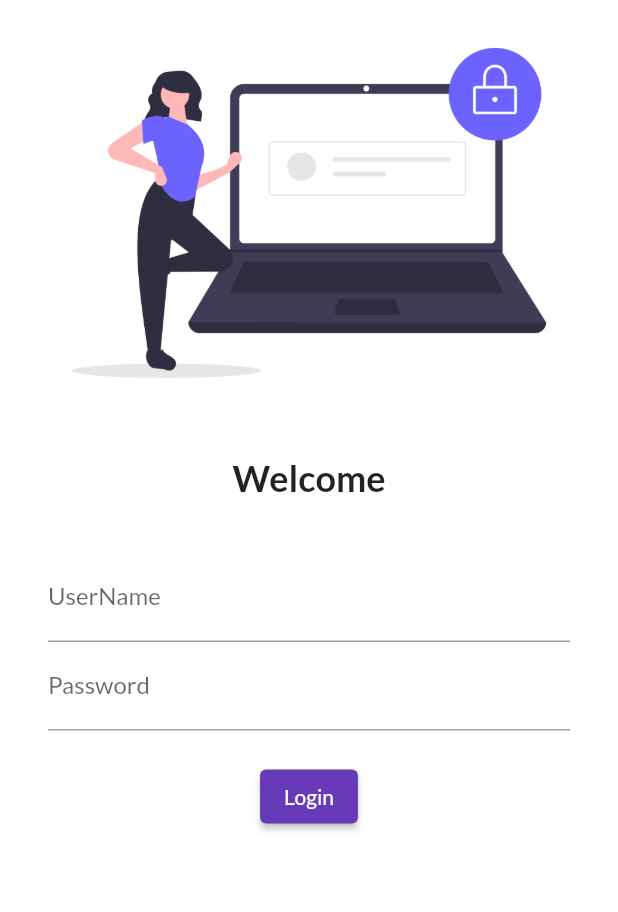
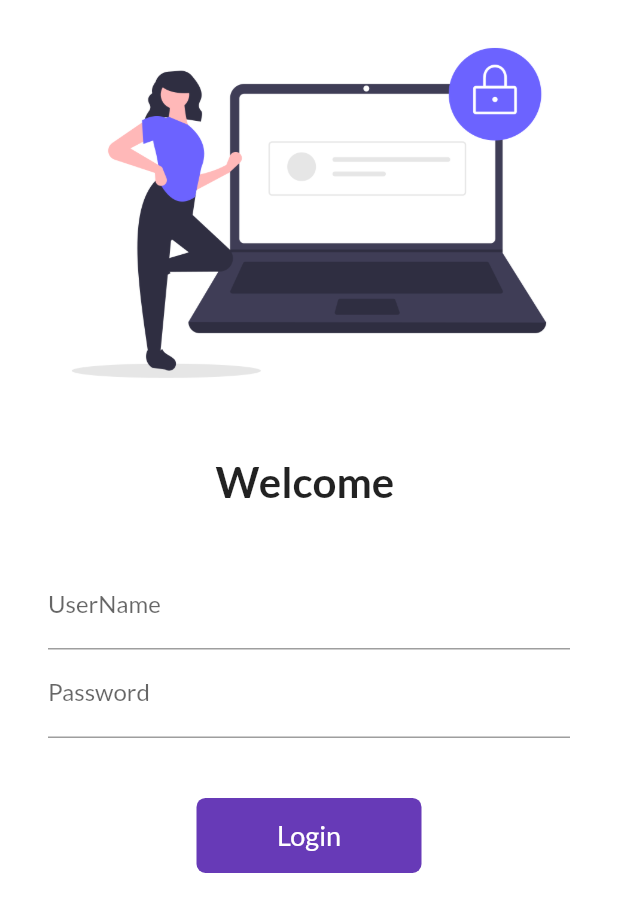
Before and after one commit to shahriar11s/FlutterLearning, a Flutter app: the screen it shows after launch, on a phone screen of 412 x 824 dp. Shown: the top 912 px of the screen. Run offline on Flutter 3.47's test engine with Material 2 defaults, Android fonts, the phone set to English and light mode, and no system bars; our stand-ins replace google_fonts.

Commit message:
day 3 completed

```diff
--- a/lib/main.dart
+++ b/lib/main.dart
@@ -2,6 +2,7 @@
 
 import 'package:flutter/material.dart';
 import 'package:flutter_tutorial/pages/home_page.dart';
+import 'package:flutter_tutorial/utils/routes.dart';
 import 'package:google_fonts/google_fonts.dart';
 import 'package:flutter_tutorial/pages/login_page.dart';
 
@@ -20,6 +21,7 @@ class MyApp extends StatelessWidget {
       theme: ThemeData(
           primarySwatch: Colors.deepPurple,
           fontFamily: GoogleFonts.lato().fontFamily),
+      //debugShowCheckedModeBanner: false,
       darkTheme: ThemeData(
         brightness: Brightness.dark,
       ),
@@ -27,8 +29,8 @@ class MyApp extends StatelessWidget {
       //initialRoute: "/home",
       routes: {
         "/": (context) => LoginPage(),
-        "/home": (context) => HomePage(),
-        "/login": (context) => LoginPage(),
+        MyRoutes.homeRoute: (context) => HomePage(),
+        MyRoutes.loginRoute: (context) => LoginPage(),
       },
     );
   }
--- a/lib/pages/login_page.dart
+++ b/lib/pages/login_page.dart
@@ -1,14 +1,24 @@
 // ignore_for_file: prefer_const_constructors, duplicate_ignore
 
 import 'package:flutter/material.dart';
+import 'package:flutter_tutorial/utils/routes.dart';
 
-class LoginPage extends StatelessWidget {
+class LoginPage extends StatefulWidget {
   const LoginPage({Key? key}) : super(key: key);
+
+  @override
+  State<LoginPage> createState() => _LoginPageState();
+}
+
+class _LoginPageState extends State<LoginPage> {
+  String name = "";
+  bool changeButton = false;
 
   @override
   Widget build(BuildContext context) {
     return Material(
         color: Colors.white,
+        child: SingleChildScrollView(
           child: Column(
             children: [
               Image.asset(
@@ -19,9 +29,9 @@ class LoginPage extends StatelessWidget {
                 height: 20.0,
               ),
               Text(
-              "Welcome",
+                "Welcome $name",
                 style: TextStyle(
-                fontSize: 24,
+                  fontSize: 28,
                   fontWeight: FontWeight.bold,
                 ),
               ),
@@ -29,8 +39,8 @@ class LoginPage extends StatelessWidget {
                 height: 20.0,
               ),
               Padding(
-              padding:
-                  const EdgeInsets.symmetric(vertical: 16.0, horizontal: 32.0),
+                padding: const EdgeInsets.symmetric(
+                    vertical: 16.0, horizontal: 32.0),
                 child: Column(
                   children: [
                     TextFormField(
@@ -38,6 +48,10 @@ class LoginPage extends StatelessWidget {
                         hintText: "Enter UserName",
                         labelText: "UserName",
                       ),
+                      onChanged: (value) {
+                        name = value;
+                        setState(() {});
+                      },
                     ),
                     TextFormField(
                       obscureText: true,
@@ -47,16 +61,53 @@ class LoginPage extends StatelessWidget {
                       ),
                     ),
                     SizedBox(
-                    height: 20.0,
+                      height: 40.0,
                     ),
-                  ElevatedButton(
-                      onPressed: () {},
-                      child: Text("Login"),
-                      style: TextButton.styleFrom()),
+
+                    InkWell(
+                      onTap: () async {
+                        setState(() {
+                          changeButton = true;
+                        });
+                        await Future.delayed(Duration(seconds: 1));
+                        Navigator.pushNamed(context, MyRoutes.homeRoute);
+                      },
+                      child: AnimatedContainer(
+                        duration: Duration(seconds: 1),
+                        width: changeButton ? 50 : 150,
+                        height: 50,
+                        alignment: Alignment.center,
+                        child: changeButton
+                            ? Icon(Icons.done, color: Colors.white)
+                            : Text(
+                                "Login",
+                                style: TextStyle(
+                                    color: Colors.white,
+                                    fontWeight: FontWeight.normal,
+                                    fontSize: 18),
+                              ),
+                        decoration: BoxDecoration(
+                          color: Colors.deepPurple,
+                          // shape: changeButton
+                          //     ? BoxShape.circle
+                          //     : BoxShape.rectangle,
+                          borderRadius:
+                              BorderRadius.circular(changeButton ? 50 : 6),
+                        ),
+                      ),
+                    ),
+                    // ElevatedButton(
+                    //     onPressed: () {
+                    //       Navigator.pushNamed(context, MyRoutes.homeRoute);
+                    //     },
+                    //     child: Text("Login"),
+                    //     style:
+                    //         TextButton.styleFrom(minimumSize: Size(150, 40))),
                   ],
                 ),
               )
             ],
+          ),
         ));
   }
 }
--- /dev/null
+++ b/lib/utils/routes.dart
@@ -0,0 +1,4 @@
+class MyRoutes {
+  static String loginRoute = "/login";
+  static String homeRoute = "/home";
+}
```
Lines whose indentation alone changed are shown as unchanged.
